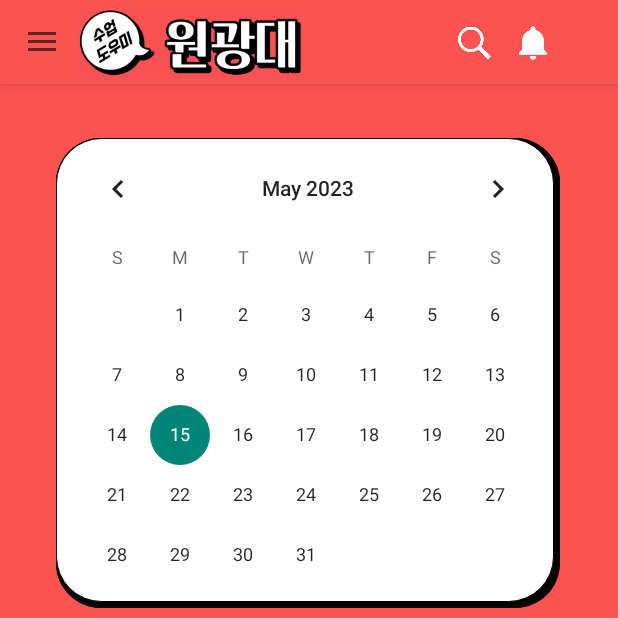
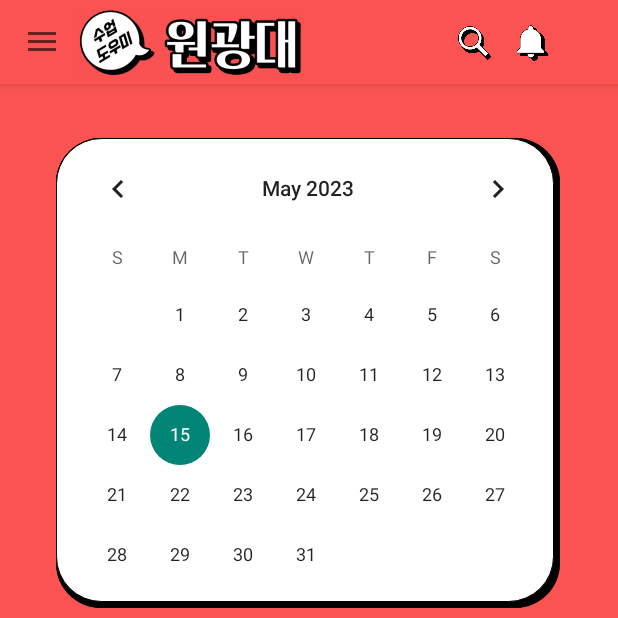
Before and after one commit to mnyu123/Study_Support_App_Project, an Android app: the CalendarActivity screen opened directly, with no data from a screen before it, on a phone screen of 412 x 824 dp, the top half of it. Run offline under Robolectric (Android 15) with nearby library versions, the phone set to English and light mode, and no system bars; our stand-ins replace navigation-ui; 6 statements that could not run were skipped.

Commit message:
완성 파일

```diff
--- a/app/src/main/res/layout/activity_calendar.xml
+++ b/app/src/main/res/layout/activity_calendar.xml
@@ -154,7 +154,7 @@
 
         <ImageView
             android:id="@+id/imageView3"
-            android:layout_width="25dp"
+            android:layout_width="27dp"
             android:layout_height="57dp"
             android:layout_marginStart="298dp"
             android:contentDescription="image description"
--- a/app/src/main/res/layout/fragment_slideshow.xml
+++ b/app/src/main/res/layout/fragment_slideshow.xml
@@ -16,8 +16,6 @@
         android:layout_gravity="center"
         android:layout_weight="1"
         android:background="#00FFFFFF"
-
-
         app:layout_constraintBottom_toBottomOf="parent"
         app:layout_constraintEnd_toEndOf="parent"
         app:layout_constraintStart_toStartOf="parent"
```
Also changed, not shown: app/src/main/res/drawable/bell.png, app/src/main/res/drawable/search_icon.png.
